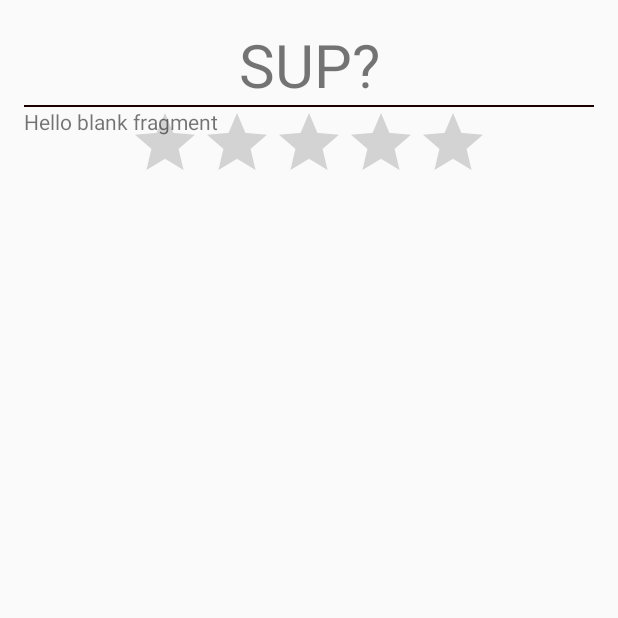
After one commit to TeamCurrentSource/AndroidProjects, an Android app: the SubCategoryActivity screen opened directly, with no data from a screen before it, on a phone screen of 412 x 824 dp, the top half of it. The commit adds this screen. Run offline under Robolectric (Android 15) with nearby library versions, the phone set to English and light mode, and no system bars.

Commit message:
Subkaterogioita lisätty

```diff
--- a/app/src/main/AndroidManifest.xml
+++ b/app/src/main/AndroidManifest.xml
@@ -24,6 +24,8 @@
         </activity>
         <activity android:name=".SingleCategoryActivity">
         </activity>
+        <activity android:name=".SubCategoryActivity">
+        </activity>
     </application>
 
 </manifest>
--- a/app/src/main/java/com/teamcurrentsource/android/opensourcebookapplication/MainActivity.java
+++ b/app/src/main/java/com/teamcurrentsource/android/opensourcebookapplication/MainActivity.java
@@ -30,12 +30,12 @@ public class MainActivity extends AppCompatActivity {
     protected void onCreate(Bundle savedInstanceState) {
         super.onCreate(savedInstanceState);
         setContentView(R.layout.activity_main);
-        setTitle("E-Kirjasto");
+        setTitle("Khans");
     }
 
     public void onClickGetCategories(View v) {
         progressDialog = ProgressDialog.show(MainActivity.this, "", "Loading. Please wait...", true);
-        new HttpRequestTask("CATEGORY", new HttpRequestListener() {
+        new HttpRequestTask(Routes.CATEGORIES, new HttpRequestListener() {
             @Override
             public void processHttpRequest(Gson gson, BufferedReader reader) {
                 dataObject = gson.fromJson(reader, JsonDataObject.class);
--- a/app/src/main/java/com/teamcurrentsource/android/opensourcebookapplication/Routes.java
+++ b/app/src/main/java/com/teamcurrentsource/android/opensourcebookapplication/Routes.java
@@ -4,7 +4,9 @@ package com.teamcurrentsource.android.opensourcebookapplication;
  * Created by Antti on 18.3.2016.
  */
 public class Routes {
-    public static final String CATEGORIES = "/topictree?kind=Topic";
-    public static final String CATEROGY = "/topic/";
+    public static final String BASEURL = "http://www.khanacademy.org/api/v1";
+    public static final String CATEGORIES =  BASEURL + "/topictree?kind=Topic";
+    public static final String CATEROGY = BASEURL + "/topic/";
+
 
 }
--- a/app/src/main/java/com/teamcurrentsource/android/opensourcebookapplication/SingleCategoryActivity.java
+++ b/app/src/main/java/com/teamcurrentsource/android/opensourcebookapplication/SingleCategoryActivity.java
@@ -5,6 +5,7 @@ import android.support.v4.app.FragmentManager;
 import android.support.v4.app.FragmentActivity;
 import android.support.v7.app.AppCompatActivity;
 import android.os.Bundle;
+import android.util.Log;
 
 /**
  * Created by Antti on 21.3.2016.
@@ -12,10 +13,16 @@ import android.os.Bundle;
 
 public class SingleCategoryActivity extends FragmentActivity {
 
+    public static String INDEX = "DATA";
     @Override
     protected void onCreate(Bundle savedInstanceState) {
         super.onCreate(savedInstanceState);
         setContentView(R.layout.activity_single_category);
+
+        String data = getIntent().getStringExtra(HttpRequestTask.INDEX);
+        Log.d(HttpRequestTask.LOG_TAG, "-------------------------");
+
+        Log.d(HttpRequestTask.LOG_TAG, data);
 
         //alustetaan fragment manageri
         FragmentManager fragmentManager = getSupportFragmentManager();
@@ -23,14 +30,17 @@ public class SingleCategoryActivity extends FragmentActivity {
         Fragment fragment = fragmentManager.findFragmentById(R.id.subcategory_container);
 
         if(fragment == null) {
+            Bundle bundle = new Bundle();
+            bundle.putString(INDEX, data);
             fragment = createNewFragment();
+            fragment.setArguments(bundle);
             //aloitetaan transaktio, lisätään itse fragmentti layouttiin ja komitoidaan.
             fragmentManager.beginTransaction().add(R.id.subcategory_container, fragment).commit();
         }
 
     }
 
-    private Fragment createNewFragment() {
+    protected Fragment createNewFragment() {
         //luodaan itse fragmentti
         return new SubCategoryFragment();
     }
--- /dev/null
+++ b/app/src/main/java/com/teamcurrentsource/android/opensourcebookapplication/SubCategoryActivity.java
@@ -0,0 +1,22 @@
+package com.teamcurrentsource.android.opensourcebookapplication;
+
+import android.content.Context;
+import android.content.Intent;
+import android.support.v4.app.Fragment;
+import android.support.v7.app.AppCompatActivity;
+import android.os.Bundle;
+
+public class SubCategoryActivity extends SingleCategoryActivity {
+
+    private static int currentPosition;
+
+    public static Intent getCategoryIntent(Context packageContext, int position) {
+        currentPosition = position;
+        return new Intent(packageContext, SubCategoryActivity.class);
+    }
+
+    @Override
+    protected Fragment createNewFragment() {
+        return new VideoFragment();
+    }
+}
--- /dev/null
+++ b/app/src/main/java/com/teamcurrentsource/android/opensourcebookapplication/VideoFragment.java
@@ -0,0 +1,21 @@
+package com.teamcurrentsource.android.opensourcebookapplication;
+
+import android.os.Bundle;
+import android.support.v4.app.Fragment;
+import android.text.Layout;
+import android.view.LayoutInflater;
+import android.view.View;
+import android.view.ViewGroup;
+
+
+/**
+ * Created by Antti on 21.3.2016.
+ */
+
+public class VideoFragment extends Fragment {
+
+    @Override
+    public View onCreateView(LayoutInflater inflater, ViewGroup container, Bundle savedInstanceState) {
+        return inflater.inflate(R.layout.fragment_video, container, false);
+    }
+}
--- /dev/null
+++ b/app/src/main/res/layout/fragment_video.xml
@@ -0,0 +1,17 @@
+<FrameLayout xmlns:android="http://schemas.android.com/apk/res/android"
+             xmlns:tools="http://schemas.android.com/tools"
+             android:layout_width="match_parent"
+             android:layout_height="match_parent"
+             tools:context="com.teamcurrentsource.android.opensourcebookapplication.VideoFragment">
+
+    <!-- TODO: Update blank fragment layout -->
+    <TextView
+        android:layout_width="match_parent"
+        android:layout_height="match_parent"
+        android:text="@string/hello_blank_fragment"/>
+    <RatingBar
+        android:layout_width="wrap_content"
+        android:layout_height="wrap_content"
+        android:id="@+id/ratingBar" android:layout_gravity="center"/>
+
+</FrameLayout>
```
Also changed, not shown: app/src/main/java/com/teamcurrentsource/android/opensourcebookapplication/CategoryListView.java (+21 -4 lines), app/src/main/java/com/teamcurrentsource/android/opensourcebookapplication/HttpRequestTask.java (+18 -21 lines), app/src/main/java/com/teamcurrentsource/android/opensourcebookapplication/SubCategoryFragment.java (+41 -4 lines), app/src/main/res/layout/activity_sub_category.xml (added, +8 -0 lines), app/src/main/res/layout/activity_video_fragment.xml (added, +13 -0 lines), app/src/main/res/layout/list_item_subcaterogy.xml (+12 -0 lines).
